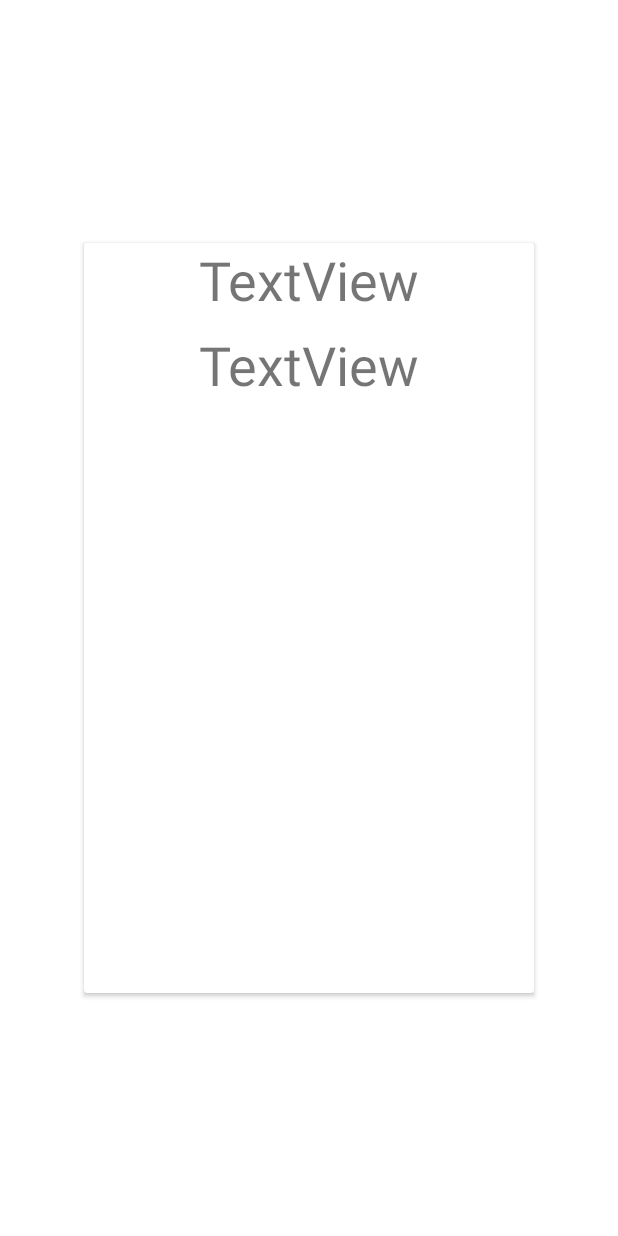
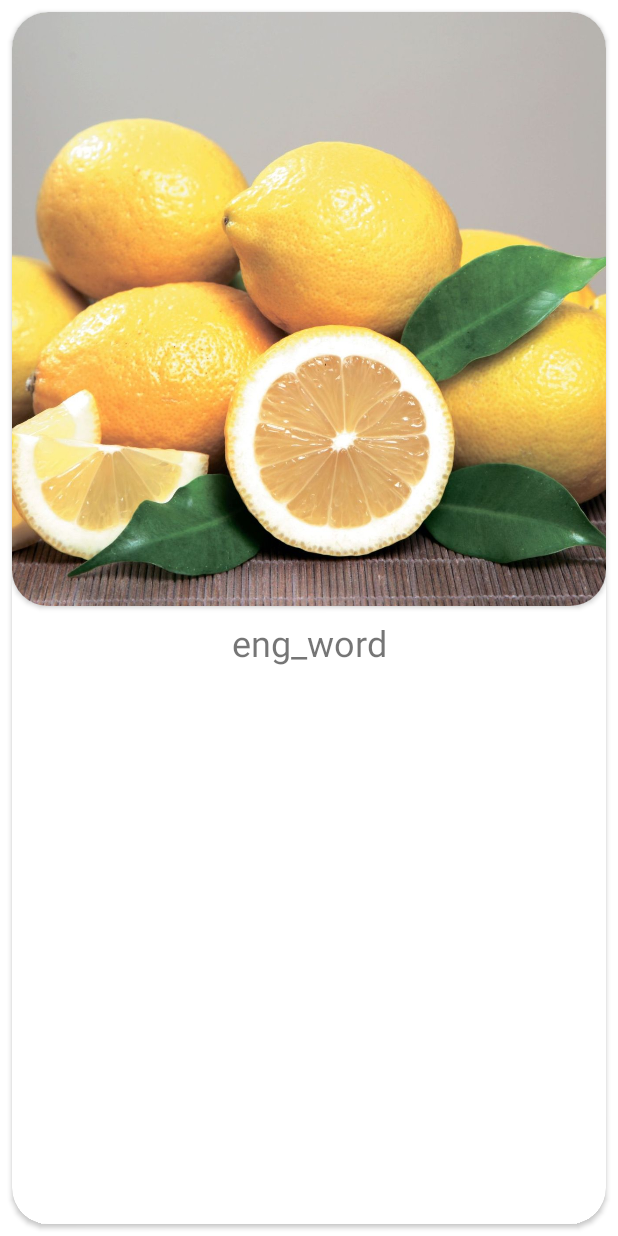
Before and after one commit to 124714/Emi, an Android app: the layout slider_card_item.xml on its own in the app's theme, with its tools: preview values and no code run, on a phone screen of 412 x 824 dp. Run offline under Robolectric (Android 15) with nearby library versions, the light colour scheme and no system bars.

Commit message:
design card

```diff
--- a/app/src/main/java/com/example/emi/ui/slider/Person.kt
+++ /dev/null
@@ -1,3 +0,0 @@
-package com.example.emi.ui.slider
-
-data class Person(val name: String, val surname: String)
--- a/app/src/main/res/layout/slider_card_item.xml
+++ b/app/src/main/res/layout/slider_card_item.xml
@@ -8,35 +8,44 @@
 
 
     <androidx.cardview.widget.CardView
-            android:layout_width="300dp" android:layout_height="500dp"
+            android:layout_width="0dp" android:layout_height="0dp"
+            app:layout_constraintTop_toTopOf="parent"
             app:layout_constraintStart_toStartOf="parent"
-            app:layout_constraintHorizontal_bias="0.5"
             app:layout_constraintEnd_toEndOf="parent"
-            app:layout_constraintTop_toTopOf="parent"
-            app:layout_constraintBottom_toBottomOf="parent">
+            app:layout_constraintBottom_toBottomOf="parent"
+            android:layout_marginTop="8dp"
+            android:layout_marginStart="8dp"
+            android:layout_marginBottom="8dp"
+            app:cardCornerRadius="24dp" android:layout_marginEnd="8dp"
+            style='style="?attr/materialCardViewOutlinedStyle"'>
         <androidx.constraintlayout.widget.ConstraintLayout
                 android:layout_width="match_parent"
                 android:layout_height="match_parent">
 
-                <TextView
-                        android:id="@+id/name"
-                        android:text="TextView"
-                        android:layout_width="wrap_content"
-                        android:layout_height="wrap_content"
-                        app:layout_constraintStart_toStartOf="parent"
-                        app:layout_constraintEnd_toEndOf="parent"
-                        tools:layout_editor_absoluteY="332dp"
-                        android:textSize="36sp"/>
-                <TextView
-                        android:id="@+id/surname"
-                        android:text="TextView"
-                        android:layout_width="wrap_content"
-                        android:layout_height="wrap_content"
-                        app:layout_constraintStart_toStartOf="@+id/name"
-                        app:layout_constraintEnd_toEndOf="@+id/name"
-                        app:layout_constraintTop_toBottomOf="@+id/name"
-                        android:layout_marginTop="8dp"
-                        android:textSize="36sp"/>
+            <TextView
+                    android:id="@+id/eng_word"
+                    android:text="eng_word"
+                    android:layout_width="wrap_content"
+                    android:layout_height="wrap_content"
+                    android:textSize="24sp"
+                    app:layout_constraintTop_toBottomOf="@+id/cardView" app:layout_constraintStart_toStartOf="parent"
+                    android:layout_marginTop="8dp"
+                    app:layout_constraintEnd_toEndOf="parent"/>
+
+
+            <androidx.cardview.widget.CardView android:layout_width="0dp" android:layout_height="0dp"
+                                               app:layout_constraintEnd_toEndOf="parent"
+                                               app:layout_constraintTop_toTopOf="parent"
+                                               app:layout_constraintStart_toStartOf="parent"
+                                               app:layout_constraintDimensionRatio="1:1" app:cardCornerRadius="24dp"
+                                               android:id="@+id/cardView">
+
+
+                <ImageView
+                        android:layout_width="match_parent"
+                        android:layout_height="match_parent" app:srcCompat="@drawable/lemon" android:id="@+id/image_word"
+                        android:adjustViewBounds="false" android:scaleType="centerCrop"/>
+            </androidx.cardview.widget.CardView>
 
         </androidx.constraintlayout.widget.ConstraintLayout>
 
```
Also changed, not shown: app/src/main/java/com/example/emi/database/CardDatabase.kt (+5 -4 lines), app/src/main/java/com/example/emi/ui/slider/SliderAdapter.kt (+22 -18 lines), app/src/main/java/com/example/emi/ui/slider/SliderFragment.kt (+0 -10 lines), app/src/main/res/layout/fragment_slider.xml (+5 -3 lines), app/src/main/res/drawable-v24/toggle.png (added), app/src/main/res/drawable/apple.jpg (added), app/src/main/res/drawable/dog.png (added), app/src/main/res/drawable/orange.png (added).
